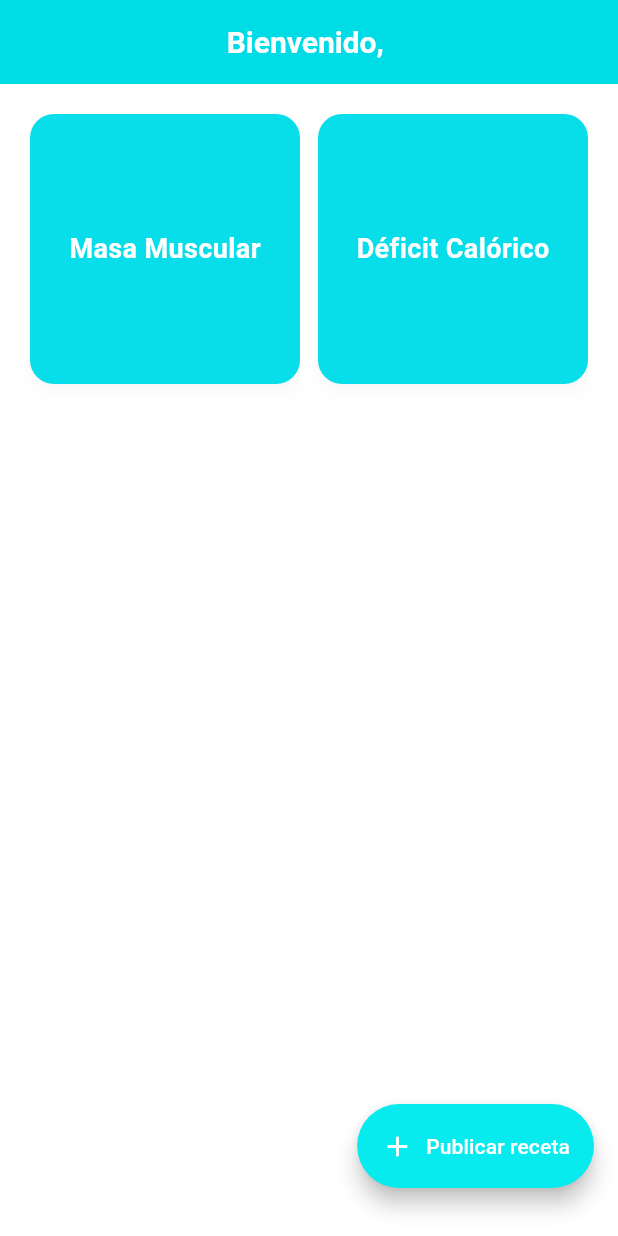
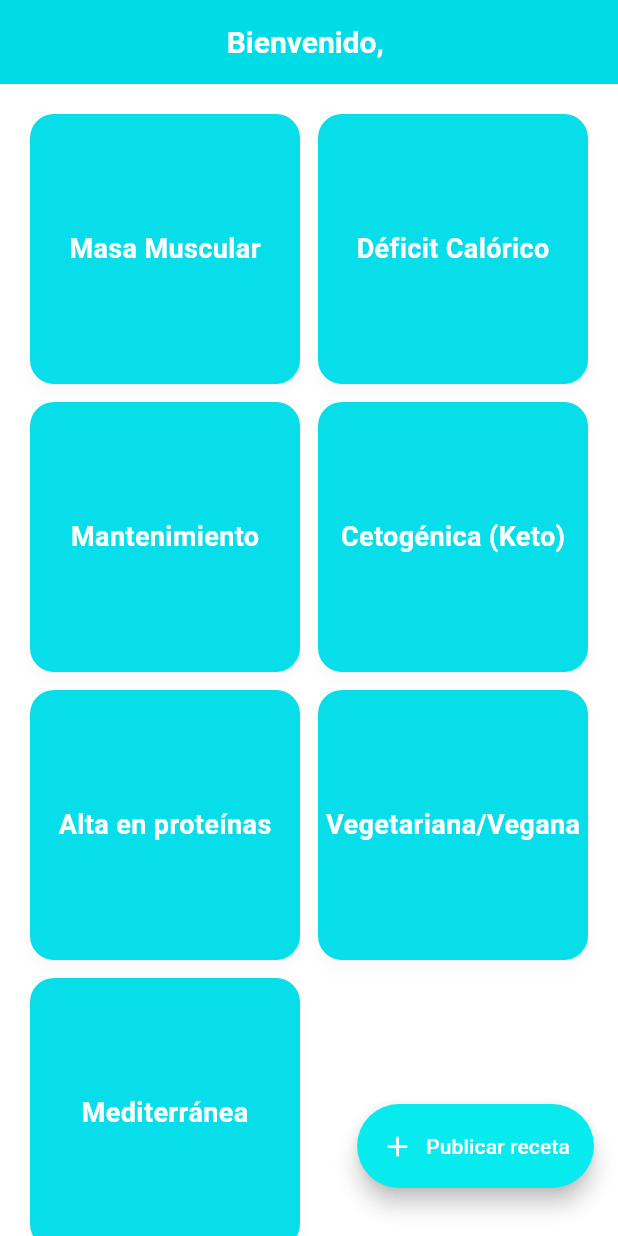
Before and after one commit to yahirmnk/menu_app, a Flutter app: the HomeScreen screen opened directly with empty values, on a phone screen of 412 x 824 dp. Run offline on Flutter 3.47's test engine with Material 3 defaults, Android fonts, the phone set to English and light mode, and no system bars.

Commit message:
agrego nuevas dietas

```diff
--- a/lib/screens/home_screen.dart
+++ b/lib/screens/home_screen.dart
@@ -11,8 +11,13 @@ class HomeScreen extends StatelessWidget {
   @override
   Widget build(BuildContext context) {
     final diets = [
-      {"title": "Masa Muscular", "tag": "masa_muscular"},
-      {"title": "Déficit Calórico", "tag": "deficit_calorico"},
+      {"title": "Masa Muscular",        "tag": "masa_muscular"},
+      {"title": "Déficit Calórico",     "tag": "deficit_calorico"},
+      {"title": "Mantenimiento",        "tag": "mantenimiento"},
+      {"title": "Cetogénica (Keto)",    "tag": "cetogenica"},
+      {"title": "Alta en proteínas",    "tag": "alta_proteina"},
+      {"title": "Vegetariana/Vegana",   "tag": "vegetariana_vegana"},
+      {"title": "Mediterránea",         "tag": "mediterranea"},
     ];
 
     return Scaffold(
```
